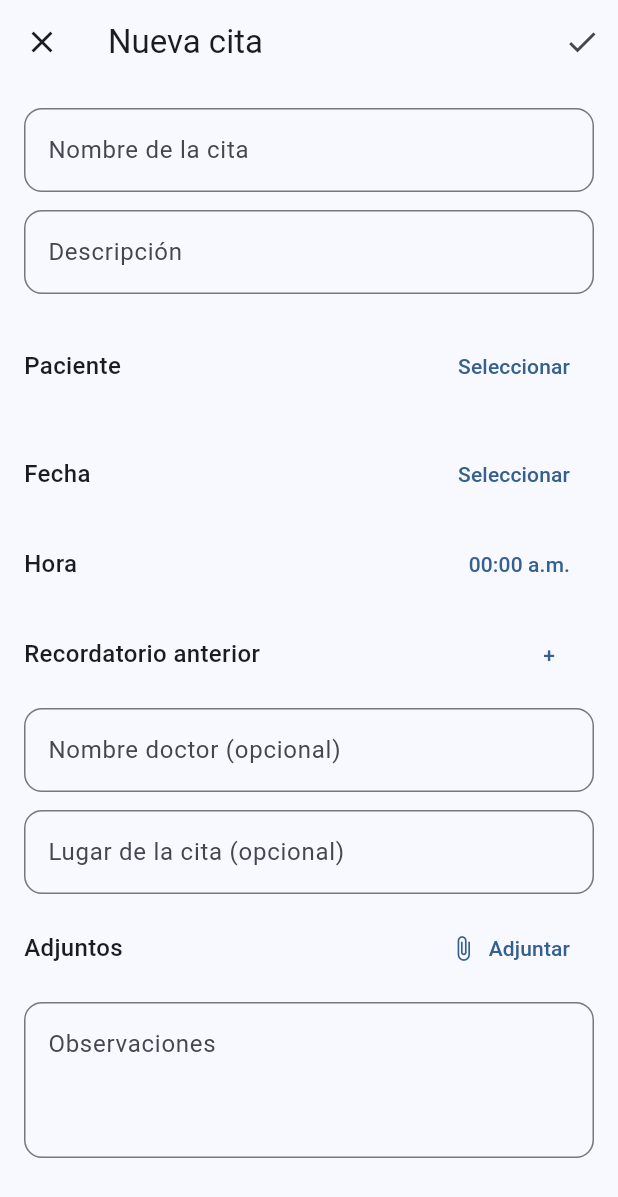
After one commit to milo023-jpg/VitaCareOf, a Flutter app: the NewAppointmentScreen screen opened by its route, on a phone screen of 412 x 824 dp. The commit adds this screen. Shown: the top 1197 px of the screen. Run offline on Flutter 3.47's test engine with Material 3 defaults, Android fonts, the phone set to English and light mode, and no system bars; our stand-ins replace cloud_firestore, firebase_auth, firebase_core, flutter_speed_dial, go_router; accounts and stored records are empty.

Commit message:
Pantalla de nueva cita

```diff
--- a/lib/config/routes/go_router.dart
+++ b/lib/config/routes/go_router.dart
@@ -1,6 +1,6 @@
 import 'package:go_router/go_router.dart';
 import 'package:flutter/material.dart';
-import 'package:vitacareof/presentation/screens/appointments/appointments_screen.dart';
+import 'package:vitacareof/presentation/screens/appointments/new_appointment_screen.dart';
 
 //    Screens
 import 'package:vitacareof/presentation/screens/home/home_screen.dart';
@@ -15,8 +15,6 @@ import 'package:vitacareof/presentation/screens/theme/theme_screen.dart';
 final GoRouter appRouter = GoRouter(
   initialLocation: '/home',
   routes: [
-
-
     //    LOGIN
     GoRoute(
       path: '/login',
@@ -37,10 +35,9 @@ final GoRouter appRouter = GoRouter(
     ),
     GoRoute(
       path: '/appointments',
-      name: 'appointments',
-      builder: (context, state) => const AppointmentsScreen(),
+      name: NewAppointmentScreen.name,
+      builder: (context, state) => const NewAppointmentScreen(),
     ),
-
 
     //    SIDE MENU
     GoRoute(
--- /dev/null
+++ b/lib/presentation/screens/appointments/new_appointment_screen.dart
@@ -0,0 +1,113 @@
+import 'package:flutter/material.dart';
+import 'package:go_router/go_router.dart';
+
+class NewAppointmentScreen extends StatelessWidget {
+  static const name = 'new-appointment';
+
+  const NewAppointmentScreen({super.key});
+
+  @override
+  Widget build(BuildContext context) {
+    return Scaffold(
+      appBar: AppBar(
+        title: const Text('Nueva cita'),
+        leading: IconButton(
+          icon: const Icon(Icons.close),
+          onPressed: () {
+            context.pop(); // Cancelar
+          },
+        ),
+        actions: [
+          IconButton(
+            icon: const Icon(Icons.check),
+            onPressed: () {
+              // Aquí luego va Provider para guardar
+              context.pop(); // Finalizar
+            },
+          ),
+        ],
+      ),
+      body: SingleChildScrollView(
+        padding: const EdgeInsets.all(16),
+        child: Column(
+          crossAxisAlignment: CrossAxisAlignment.start,
+          children: [
+            _input('Nombre de la cita'),
+            _input('Descripción'),
+
+            const SizedBox(height: 12),
+
+            _selector(
+              label: 'Paciente',
+              buttonText: 'Seleccionar',
+              onTap: () {},
+            ),
+
+            const SizedBox(height: 12),
+
+            _selector(label: 'Fecha', buttonText: 'Seleccionar', onTap: () {}),
+
+            _selector(label: 'Hora', buttonText: '00:00 a.m.', onTap: () {}),
+
+            _selector(
+              label: 'Recordatorio anterior',
+              buttonText: '+',
+              onTap: () {},
+            ),
+
+            _input('Nombre doctor (opcional)'),
+            _input('Lugar de la cita (opcional)'),
+
+            _selector(
+              label: 'Adjuntos',
+              buttonText: 'Adjuntar',
+              icon: Icons.attach_file,
+              onTap: () {},
+            ),
+
+            _input('Observaciones', maxLines: 3),
+          ],
+        ),
+      ),
+    );
+  }
+
+  Widget _input(String label, {int maxLines = 1}) {
+    return Padding(
+      padding: const EdgeInsets.only(bottom: 12),
+      child: TextField(
+        maxLines: maxLines,
+        decoration: InputDecoration(
+          hintText: label,
+          border: OutlineInputBorder(borderRadius: BorderRadius.circular(12)),
+        ),
+      ),
+    );
+  }
+
+  Widget _selector({
+    required String label,
+    required String buttonText,
+    required VoidCallback onTap,
+    IconData? icon,
+  }) {
+    return Padding(
+      padding: const EdgeInsets.only(bottom: 12),
+      child: Row(
+        children: [
+          Expanded(
+            child: Text(
+              label,
+              style: const TextStyle(fontWeight: FontWeight.w500, fontSize: 16),
+            ),
+          ),
+          TextButton.icon(
+            onPressed: onTap,
+            icon: icon != null ? Icon(icon) : const SizedBox(),
+            label: Text(buttonText),
+          ),
+        ],
+      ),
+    );
+  }
+}
--- a/pubspec.yaml
+++ b/pubspec.yaml
@@ -15,6 +15,8 @@ dependencies:
   go_router: ^16.2.4
   cupertino_icons: ^1.0.8
 
+  # Animated FloatingActionButton
+  flutter_speed_dial: ^7.0.0
   # FIREBASE
   firebase_core: ^4.1.1
   firebase_auth: ^6.1.0
```
Also changed, not shown: lib/presentation/screens/appointments/appointments_screen.dart (deleted, +0 -22 lines), lib/presentation/screens/home/home_screen.dart (+16 -5 lines), pubspec.lock, 1 other file.
